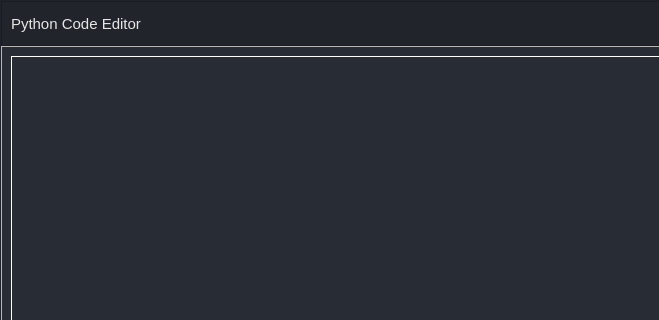
Before: the Qt Designer form main.ui in TheEmperor342/Editor, drawn with Qt 5; both pictures show x 0 to 659 and y 0 to 320 of the 800 by 600 pixel window.
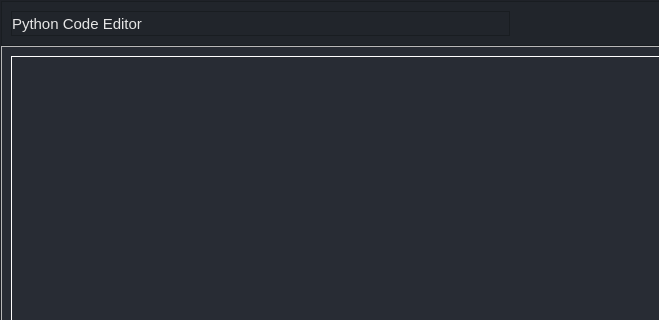
After: the same form once the commit is applied. Icons and pictures are not drawn.

Commit message: Made Crossplatform

```diff
--- a/main.ui
+++ b/main.ui
@@ -121,6 +121,30 @@
          </property>
          <layout class="QHBoxLayout" name="horizontalLayout">
           <item>
+           <widget class="QFrame" name="frame_2">
+            <property name="frameShape">
+             <enum>QFrame::StyledPanel</enum>
+            </property>
+            <property name="frameShadow">
+             <enum>QFrame::Raised</enum>
+            </property>
+            <layout class="QVBoxLayout" name="verticalLayout_3">
+             <property name="spacing">
+              <number>0</number>
+             </property>
+             <property name="leftMargin">
+              <number>0</number>
+             </property>
+             <property name="topMargin">
+              <number>0</number>
+             </property>
+             <property name="rightMargin">
+              <number>0</number>
+             </property>
+             <property name="bottomMargin">
+              <number>0</number>
+             </property>
+             <item>
            <widget class="QLabel" name="titleBar">
             <property name="styleSheet">
              <string notr="true"/>
@@ -128,6 +152,9 @@
             <property name="text">
              <string>Python Code Editor</string>
             </property>
+              </widget>
+             </item>
+            </layout>
            </widget>
           </item>
           <item>
```
Lines whose indentation alone changed are shown as unchanged. The commit also changes 2 other files.
